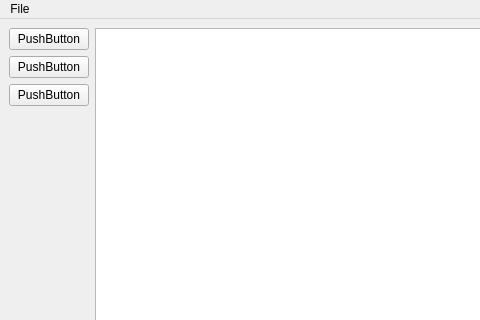
Qt form mainwindow.ui (Kostamirin/textEditor) before a commit; both pictures show x 0 to 480 and y 0 to 320 of the 869 by 637 pixel window.
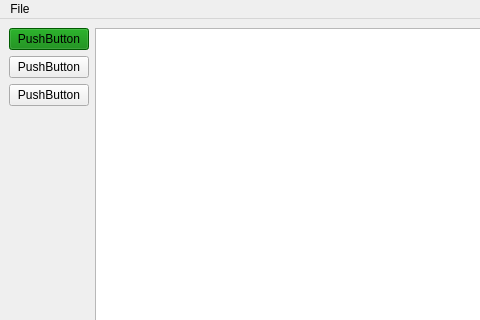
The same form after that commit.

```diff
--- a/mainwindow.ui
+++ b/mainwindow.ui
@@ -19,6 +19,9 @@
      <layout class="QVBoxLayout" name="verticalLayout">
       <item>
        <widget class="QPushButton" name="pushButton_2">
+        <property name="styleSheet">
+         <string notr="true">background-color:green;</string>
+        </property>
         <property name="text">
          <string>PushButton</string>
         </property>
```
Left out of the diff: 6 changed lines with no effect on the pictures.
